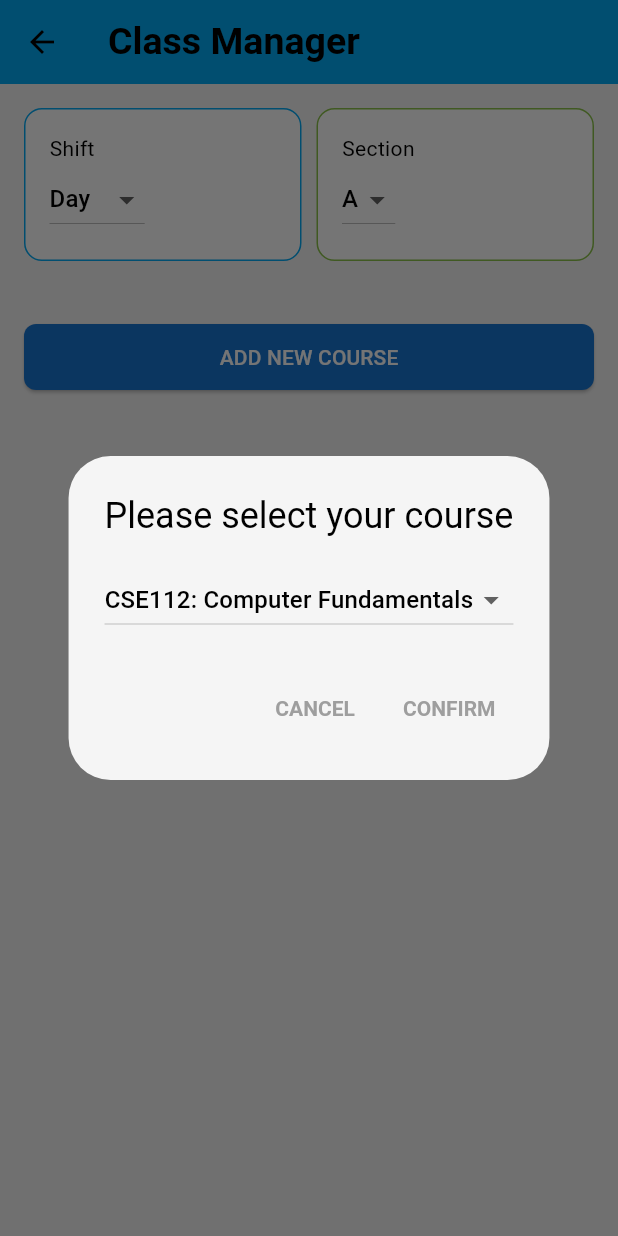
After one commit to TasnimIslamRaisa/Class_Organizer, a Flutter app: the ClassManagerPage screen opened directly, after a tap on "ADD NEW COURSE", on a phone screen of 412 x 824 dp. The commit adds this screen. Run offline on Flutter 3.47's test engine with Material 3 defaults, Android fonts, the phone set to English and light mode, and no system bars; our stand-ins replace avatar_glow, barcode_widget, connectivity_plus, dropdown_search, file_picker, firebase_auth and 15 more; accounts and stored records are empty; project files that could hold a hidden picture were left out.

Commit message:
added by rafi

```diff
--- /dev/null
+++ b/class_organizer/lib/ui/screens/students_screen/class_manager.dart
@@ -0,0 +1,227 @@
+import 'package:flutter/material.dart';
+
+class ClassManagerPage extends StatefulWidget {
+  const ClassManagerPage({Key? key}) : super(key: key);
+
+  @override
+  _ClassManagerPageState createState() => _ClassManagerPageState();
+}
+
+class _ClassManagerPageState extends State<ClassManagerPage> {
+  String selectedShift = 'Day'; // Shift initialized to 'Day'
+  String selectedSection = 'A'; // Section initialized to 'A'
+  List<Map<String, String>> selectedCourses = []; // List to store selected courses
+  String? pendingCourse; // To store the course selected in the dialog
+
+  void _addNewCourse() {
+    showDialog(
+      context: context,
+      builder: (BuildContext context) {
+        String? selectedCourse = 'CSE112: Computer Fundamentals'; // Default selected course
+
+        return StatefulBuilder(
+          builder: (context, setState) {
+            return AlertDialog(
+              title: const Text('Please select your course'),
+              content: DropdownButton<String>(
+                value: selectedCourse,
+                onChanged: (String? newValue) {
+                  setState(() {
+                    selectedCourse = newValue!;
+                  });
+                },
+                items: [
+                  'CSE112: Computer Fundamentals',
+                  'CSE113: Programming Basics',
+                  'CSE114: Data Structures',
+                  'CSE115: Algorithms',
+                  'CSE116: Computer Architecture',
+                  'CSE117: Operating Systems',
+                  'CSE118: Database Systems',
+                  'CSE119: Software Engineering',
+                  'CSE120: Artificial Intelligence',
+                  // Add more courses if needed
+                ].map<DropdownMenuItem<String>>((String value) {
+                  return DropdownMenuItem<String>(
+                    value: value,
+                    child: Text(value),
+                  );
+                }).toList(),
+              ),
+              actions: [
+                TextButton(
+                  child: const Text('CANCEL'),
+                  onPressed: () {
+                    Navigator.of(context).pop(); // Close dialog without adding
+                  },
+                ),
+                TextButton(
+                  child: const Text('CONFIRM'),
+                  onPressed: () {
+                    setState(() {
+                      pendingCourse = selectedCourse!;
+                      ScaffoldMessenger.of(context).showSnackBar(
+                        const SnackBar(
+                          content: Text('Please select a section to continue'),
+                        ),
+                      );
+                    });
+                    Navigator.of(context).pop(); // Close dialog
+                  },
+                ),
+              ],
+            );
+          },
+        );
+      },
+    );
+  }
+
+  void _selectSection() {
+    setState(() {
+      if (pendingCourse != null) {
+        // Add selected course and section to the list
+        selectedCourses.add({
+          'course': pendingCourse!,
+          'section': selectedSection,
+        });
+        pendingCourse = null; // Clear pending course
+      }
+    });
+  }
+
+  @override
+  Widget build(BuildContext context) {
+    return Scaffold(
+      appBar: AppBar(
+        title: const Text('Class Manager'),
+        backgroundColor: Colors.lightBlue, // Changed to sky blue
+      ),
+      body: Padding(
+        padding: const EdgeInsets.all(16.0),
+        child: Column(
+          children: [
+            // Shift and Section inputs
+            Row(
+              children: [
+                // Shift dropdown
+                Expanded(
+                  child: Container(
+                    padding: const EdgeInsets.all(16.0),
+                    decoration: BoxDecoration(
+                      color: Colors.white, // Changed to white
+                      borderRadius: BorderRadius.circular(12),
+                      border: Border.all(color: Colors.lightBlue),
+                    ),
+                    child: Column(
+                      crossAxisAlignment: CrossAxisAlignment.start,
+                      children: [
+                        const Text('Shift'),
+                        DropdownButton<String>(
+                          value: selectedShift,
+                          onChanged: (String? newValue) {
+                            setState(() {
+                              selectedShift = newValue!;
+                            });
+                          },
+                          items: ['Day', 'Night'].map<DropdownMenuItem<String>>(
+                                (String value) {
+                              return DropdownMenuItem<String>(
+                                value: value,
+                                child: Text(value),
+                              );
+                            },
+                          ).toList(),
+                        ),
+                      ],
+                    ),
+                  ),
+                ),
+                const SizedBox(width: 10),
+                // Section dropdown
+                Expanded(
+                  child: Container(
+                    padding: const EdgeInsets.all(16.0),
+                    decoration: BoxDecoration(
+                      color: Colors.white, // Changed to white
+                      borderRadius: BorderRadius.circular(12),
+                      border: Border.all(color: Colors.lightGreen),
+                    ),
+                    child: Column(
+                      crossAxisAlignment: CrossAxisAlignment.start,
+                      children: [
+                        const Text('Section'),
+                        DropdownButton<String>(
+                          value: selectedSection,
+                          onChanged: (String? newValue) {
+                            setState(() {
+                              selectedSection = newValue!;
+                              _selectSection(); // Trigger course and section confirmation
+                            });
+                          },
+                          items: List.generate(10, (index) {
+                            return DropdownMenuItem(
+                              value: String.fromCharCode(65 + index), // Sections A-J
+                              child: Text(String.fromCharCode(65 + index)),
+                            );
+                          }),
+                        ),
+                      ],
+                    ),
+                  ),
+                ),
+              ],
+            ),
+            const SizedBox(height: 20),
+
+            // Display selected courses below the Shift and Section containers
+            if (selectedCourses.isNotEmpty)
+              Column(
+                children: selectedCourses.map((course) {
+                  return Container(
+                    margin: const EdgeInsets.symmetric(vertical: 8),
+                    padding: const EdgeInsets.all(12),
+                    decoration: BoxDecoration(
+                      color: Colors.grey.shade200,
+                      borderRadius: BorderRadius.circular(12),
+                      border: Border.all(color: Colors.grey.shade400),
+                    ),
+                    child: Row(
+                      children: [
+                        Expanded(
+                          child: Column(
+                            crossAxisAlignment: CrossAxisAlignment.start,
+                            children: [
+                              Text('Course: ${course['course']}'),
+                              const SizedBox(height: 4),
+                              Text('Section: ${course['section']}'),
+                            ],
+                          ),
+                        ),
+                        IconButton(
+                          icon: const Icon(Icons.close, color: Colors.black),
+                          onPressed: () {
+                            setState(() {
+                              selectedCourses.remove(course);
+                            });
+                          },
+                        ),
+                      ],
+                    ),
+                  );
+                }).toList(),
+              ),
+
+            const SizedBox(height: 20),
+
+            // Add new course button
+            ElevatedButton(
+              onPressed: _addNewCourse,
+              child: const Text('ADD NEW COURSE'),
+            ),
+          ],
+        ),
+      ),
+    );
+  }
+}
--- a/class_organizer/lib/ui/widgets/drawer_widget.dart
+++ b/class_organizer/lib/ui/widgets/drawer_widget.dart
@@ -6,6 +6,7 @@ import 'dart:convert';
 import '../../preference/logout.dart';
 import '../../style/app_color.dart';
 import '../screens/auth/SignInScreen.dart';
+import '../screens/students_screen/class_manager.dart';
 import '../screens/students_screen/edit_profile_screen.dart';
 import '../screens/students_screen/settings_screen.dart';
 
@@ -112,9 +113,13 @@ class _DrawerWidgetState extends State<DrawerWidget> {
           ),
     ListTile(
     leading: const Icon(Icons.bloodtype),
-            title: const Text('B L O O D B A N K'),
+    title: const Text('C L A S S  M A N A G E R'),
     onTap: () {
     Navigator.pop(context);
+    Navigator.push(
+    context,
+    MaterialPageRoute(builder: (context) => ClassManagerPage()),
+    );
     },
     ),
           ListTile(
```
Lines whose indentation alone changed are shown as unchanged.
